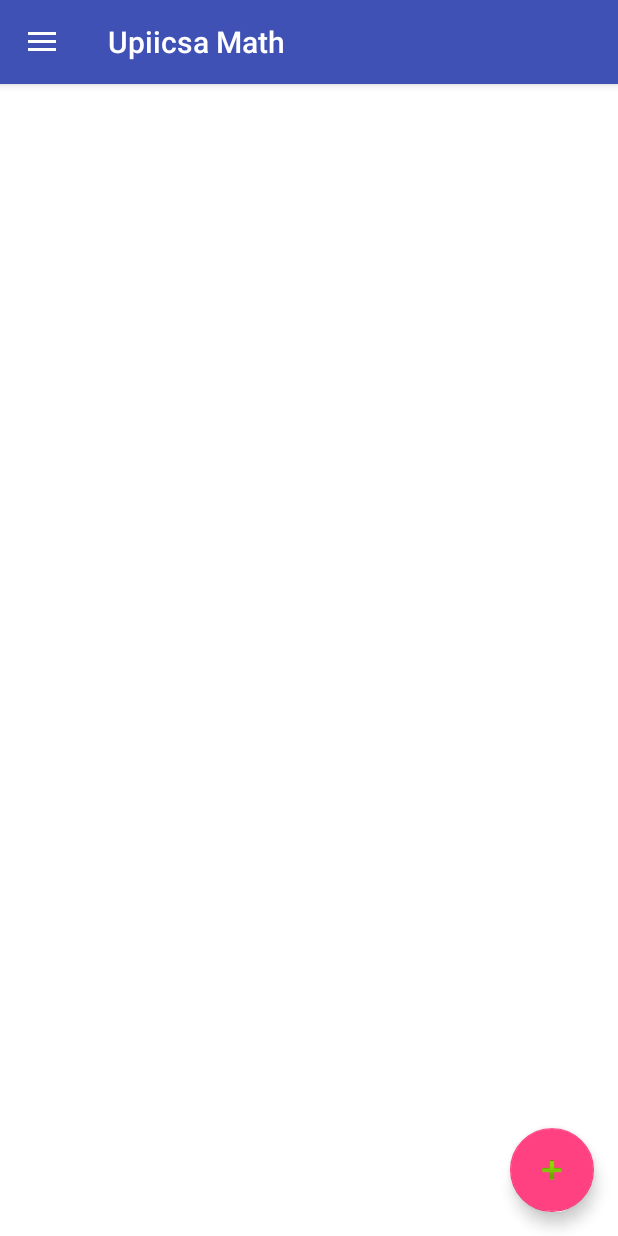
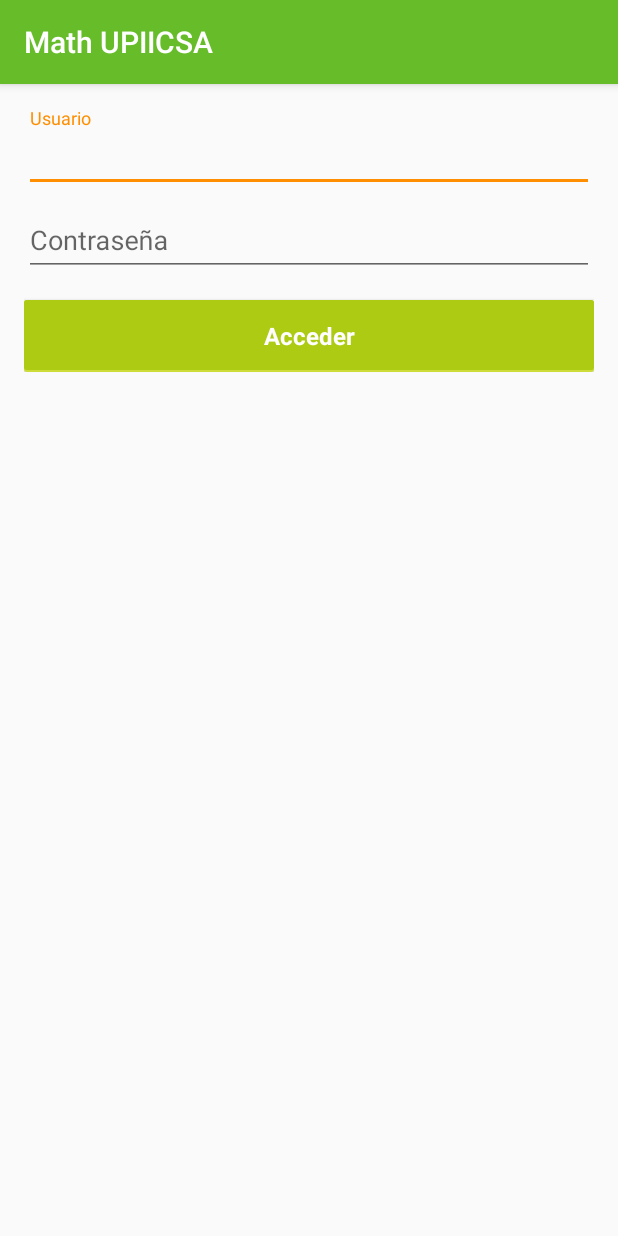
Before and after one commit to luisrodean/UpiicsaMath, an Android app: the screen it shows after launch (Principal before the commit, LoginActivity after it), on a phone screen of 412 x 824 dp. Run offline under Robolectric (Android 15) with nearby library versions, the phone set to English and light mode, and no system bars.

Commit message:
color loging

```diff
--- a/app/src/main/java/com/belu/upiicsamath/FragmentAviso.java
+++ b/app/src/main/java/com/belu/upiicsamath/FragmentAviso.java
@@ -25,9 +25,9 @@ public class FragmentAviso extends Fragment {
     public View onCreateView(LayoutInflater inflater, ViewGroup container,
                              Bundle savedInstanceState) {
         View vista = inflater.inflate(R.layout.fragment_avisos, container, false);
-        user = (EditText) vista.findViewById(R.id.txtuser);
-        pass = (EditText) vista.findViewById(R.id.txtpass);
-        insert = (Button) vista.findViewById(R.id.btnacep);
+        user = (EditText) vista.findViewById(R.id.txt_login_usuario);
+        pass = (EditText) vista.findViewById(R.id.txt_login_password);
+        insert = (Button) vista.findViewById(R.id.btn_loging_acceder);
         return vista;
     }
 
--- /dev/null
+++ b/app/src/main/res/drawable/button_sing_in.xml
@@ -0,0 +1,62 @@
+<?xml version="1.0" encoding="utf-8"?>
+<selector xmlns:android="http://schemas.android.com/apk/res/android">
+    <item android:state_pressed="true">
+        <layer-list>
+            <item>
+                <shape android:shape="rectangle">
+                    <solid android:color="@color/button_sing_in_shadow" />
+                    <corners android:radius="2dp" />
+                </shape>
+            </item>
+            <item android:bottom="1.5dp">
+                <shape android:shape="rectangle">
+                    <solid android:color="@color/button_sing_in_shadow_press" />
+                    <corners android:radius="2dp" />
+                    <padding android:left="-10dp" android:right="-10dp" />
+                </shape>
+            </item>
+        </layer-list>
+    </item>
+
+
+    <item android:state_enabled="true">
+        <layer-list>
+
+            <item>
+                <shape android:shape="rectangle">
+                    <solid android:color="@color/button_sing_in_shadow" />
+                    <corners android:radius="2dp" />
+                </shape>
+            </item>
+            <item android:bottom="1.5dp">
+                <shape android:shape="rectangle">
+                    <solid android:color="@color/button_sing_in_shadow_enabled" />
+                    <corners android:radius="2dp" />
+                    <padding android:left="-10dp" android:right="-10dp" />
+                </shape>
+            </item>
+        </layer-list>
+    </item>
+
+
+    <item android:state_enabled="false">
+        <layer-list>
+
+            <item>
+                <shape android:shape="rectangle">
+                    <solid android:color="@color/button_sing_in_shadow" />
+                    <corners android:radius="2dp" />
+                </shape>
+            </item>
+            <item android:bottom="1.5dp">
+                <shape android:shape="rectangle">
+                    <solid android:color="@color/button_sing_in_shadow_enabled" />
+                    <corners android:radius="2dp" />
+                    <padding android:left="-10dp" android:right="-10dp" />
+                </shape>
+            </item>
+        </layer-list>
+    </item>
+
+
+</selector>
--- a/app/src/main/res/layout/activity_login.xml
+++ b/app/src/main/res/layout/activity_login.xml
@@ -13,17 +13,20 @@
         android:layout_marginBottom="8dp" android:visibility="gone" />
 
     <ScrollView android:id="@+id/login_form" android:layout_width="match_parent"
-        android:layout_height="match_parent">
+        android:layout_height="match_parent"
+        android:layout_gravity="center_vertical">
 
-        <LinearLayout android:id="@+id/email_login_form" android:layout_width="match_parent"
-            android:layout_height="wrap_content" android:orientation="vertical">
+        <LinearLayout android:id="@+id/upiicsa_login_form" android:layout_width="match_parent"
+            android:layout_height="wrap_content" android:orientation="vertical"
+            android:gravity="center_vertical|center|center_horizontal"
+            android:foregroundGravity="center_vertical">
 
             <android.support.design.widget.TextInputLayout android:layout_width="match_parent"
                 android:layout_height="wrap_content">
 
-                <AutoCompleteTextView android:id="@+id/email" android:layout_width="match_parent"
-                    android:layout_height="wrap_content" android:hint="@string/prompt_email"
-                    android:inputType="textEmailAddress" android:maxLines="1"
+                <AutoCompleteTextView android:id="@+id/txt_login_usuario" android:layout_width="match_parent"
+                    android:layout_height="wrap_content" android:hint="@string/txt_login_usuario"
+                    android:inputType="textNoSuggestions" android:maxLines="1"
                     android:singleLine="true" />
 
             </android.support.design.widget.TextInputLayout>
@@ -31,18 +34,16 @@
             <android.support.design.widget.TextInputLayout android:layout_width="match_parent"
                 android:layout_height="wrap_content">
 
-                <EditText android:id="@+id/password" android:layout_width="match_parent"
-                    android:layout_height="wrap_content" android:hint="@string/prompt_password"
-                    android:imeActionId="@+id/login"
-                    android:imeActionLabel="@string/action_sign_in_short"
+                <EditText android:id="@+id/txt_login_password" android:layout_width="match_parent"
+                    android:layout_height="wrap_content" android:hint="@string/txt_login_password"
                     android:imeOptions="actionUnspecified" android:inputType="textPassword"
                     android:maxLines="1" android:singleLine="true" />
 
             </android.support.design.widget.TextInputLayout>
 
-            <Button android:id="@+id/email_sign_in_button" style="?android:textAppearanceSmall"
+            <Button android:id="@+id/btn_loging_acceder" style="@style/Widget.Button.Standar"
                 android:layout_width="match_parent" android:layout_height="wrap_content"
-                android:layout_marginTop="16dp" android:text="@string/action_sign_in"
+                android:layout_marginTop="16dp" android:text="@string/btn_loging_acceder"
                 android:textStyle="bold" />
 
         </LinearLayout>
--- a/app/src/main/res/values/colors.xml
+++ b/app/src/main/res/values/colors.xml
@@ -1,6 +1,15 @@
 <?xml version="1.0" encoding="utf-8"?>
 <resources>
-    <color name="colorPrimary">#3F51B5</color>
-    <color name="colorPrimaryDark">#303F9F</color>
-    <color name="colorAccent">#FF4081</color>
+    <color name="colorPrimary">#66bc29</color>
+    <color name="colorPrimaryDark">#558B2F</color>
+    <color name="colorAccent">#FF8F00</color>
+
+
+    <!-- Sing in colors-->
+
+    <color name="button_text_font_header">#FFF</color>
+    <color name="button_sing_in_shadow">#CDDC39</color>
+    <color name="button_sing_in_shadow_enabled">#accb12</color>
+    <color name="button_sing_in_shadow_press">#AEEA00</color>
+
 </resources>
--- a/app/src/main/res/values/strings.xml
+++ b/app/src/main/res/values/strings.xml
@@ -67,18 +67,16 @@
     <string name="pref_ringtone_silent">Silent</string>
 
     <string name="pref_title_vibrate">Vibrate</string>
-    <string name="title_activity_login">Sign in</string>
+    <string name="title_activity_login">Math UPIICSA</string>
 
     <!-- Strings related to login -->
-    <string name="prompt_email">Email</string>
-    <string name="prompt_password">Password</string>
-    <string name="action_sign_in">Sign in or register</string>
-    <string name="action_sign_in_short">Sign in</string>
-    <string name="error_invalid_email">This email address is invalid</string>
-    <string name="error_invalid_password">This password is too short</string>
-    <string name="error_incorrect_password">This password is incorrect</string>
-    <string name="error_field_required">This field is required</string>
-    <string name="permission_rationale">"Contacts permissions are needed for providing email
-        completions."
-    </string>
+    <string name="txt_login_usuario">Usuario</string>
+    <string name="txt_login_password">Contraseña</string>
+    <string name="btn_loging_acceder">Acceder</string>
+    <string name="error_invalid_usuario">El usuario es invalida</string>
+    <string name="error_invalid_password">La contraseña es invalida</string>
+    <string name="error_incorrect_password">La contraseña es incorrecta</string>
+    <string name="error_field_required">Campo requerio</string>
+
+
 </resources>
--- a/app/src/main/res/values/styles.xml
+++ b/app/src/main/res/values/styles.xml
@@ -14,4 +14,14 @@
     <style name="AppTheme.AppBarOverlay" parent="ThemeOverlay.AppCompat.Dark.ActionBar" />
     <style name="AppTheme.PopupOverlay" parent="ThemeOverlay.AppCompat.Light" />
 
+
+    <style name="Widget.Button.Standar" parent="android:Widget">
+        <item name="android:gravity">center_vertical|center_horizontal</item>
+        <item name="android:background">@drawable/button_sing_in</item>
+        <item name="android:textAppearance">?android:textAppearanceSmall</item>
+        <item name="android:textColor">@color/button_text_font_header</item>
+        <item name="android:textStyle">bold</item>
+        <item name="android:textSize">16sp</item>
+    </style>
+
 </resources>
```
Also changed, not shown: app/src/main/AndroidManifest.xml (+5 -4 lines), app/src/main/java/com/belu/upiicsamath/LoginActivity.java (+7 -105 lines), app/src/main/res/layout/fragment_avisos.xml (+1 -24 lines).
